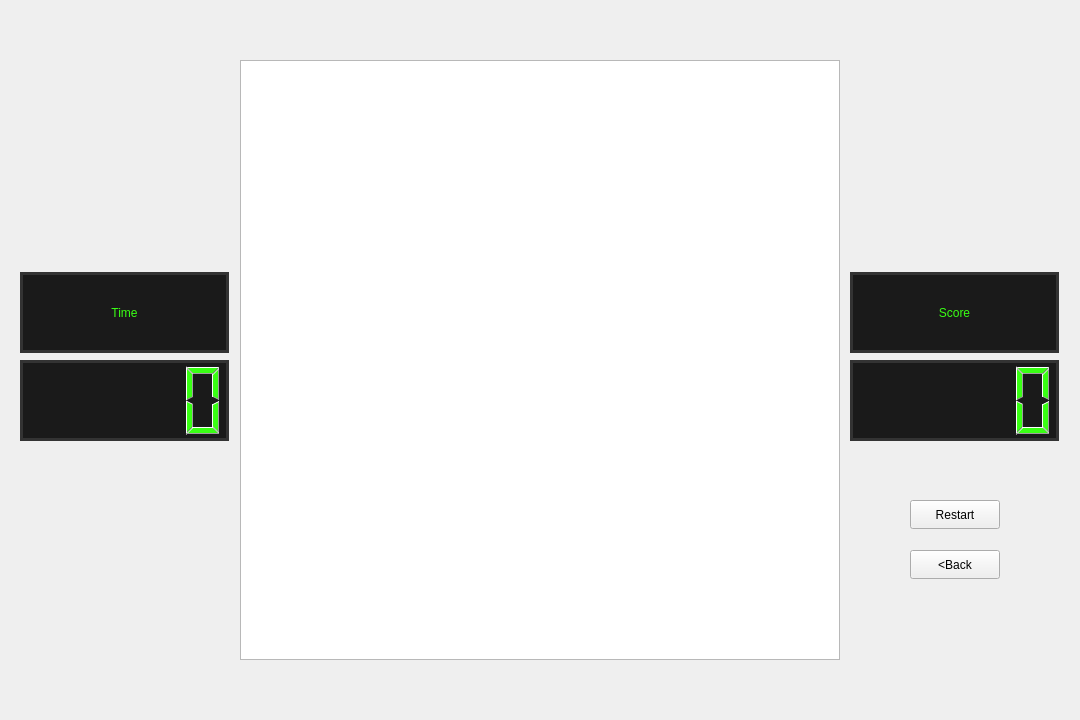
Douvakiing/tho3ban, file game_window.ui: the form before one commit.
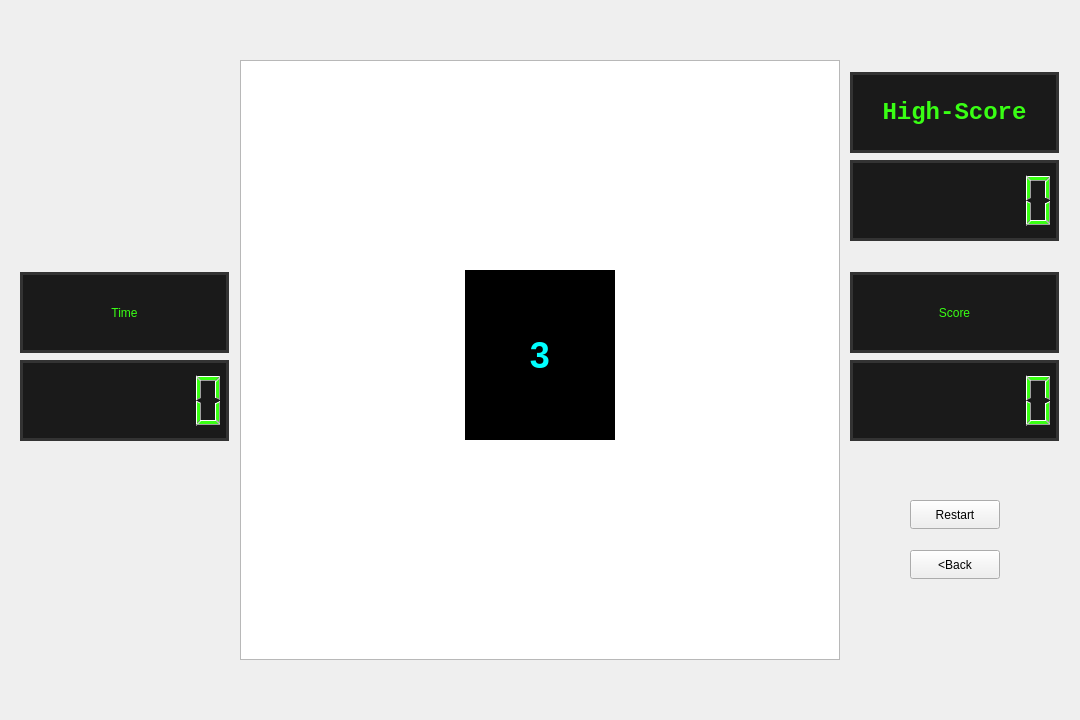
The form after the commit.

Commit message: refined game display

```diff
--- a/game_window.ui
+++ b/game_window.ui
@@ -51,7 +51,7 @@
      </rect>
     </property>
    </widget>
-   <widget class="QLCDNumber" name="lcdNumber">
+   <widget class="QLCDNumber" name="scorelcdNumber">
     <property name="geometry">
      <rect>
       <x>850</x>
@@ -66,8 +66,11 @@
 color: #39FF14;            /* Classic &quot;Matrix&quot; green digits */
 font: bold 22pt &quot;Courier New&quot;;</string>
     </property>
+    <property name="digitCount">
+     <number>7</number>
+    </property>
    </widget>
-   <widget class="QLabel" name="label">
+   <widget class="QLabel" name="gameOverabel">
     <property name="geometry">
      <rect>
       <x>440</x>
@@ -87,8 +90,11 @@
     <property name="text">
      <string>Game Over</string>
     </property>
+    <property name="alignment">
+     <set>Qt::AlignmentFlag::AlignCenter</set>
+    </property>
    </widget>
-   <widget class="QLabel" name="label_2">
+   <widget class="QLabel" name="scoreLabel">
     <property name="geometry">
      <rect>
       <x>850</x>
@@ -136,7 +142,7 @@
      <string>&lt;Back</string>
     </property>
    </widget>
-   <widget class="QLCDNumber" name="lcdNumber_2">
+   <widget class="QLCDNumber" name="timelcdNumber">
     <property name="geometry">
      <rect>
       <x>20</x>
@@ -151,8 +157,11 @@
 color: #39FF14;            /* Classic &quot;Matrix&quot; green digits */
 font: bold 22pt &quot;Courier New&quot;;</string>
     </property>
+    <property name="digitCount">
+     <number>7</number>
+    </property>
    </widget>
-   <widget class="QLabel" name="label_3">
+   <widget class="QLabel" name="timeLabel">
     <property name="geometry">
      <rect>
       <x>20</x>
@@ -174,16 +183,99 @@
      <set>Qt::AlignmentFlag::AlignCenter</set>
     </property>
    </widget>
-   <zorder>label</zorder>
+   <widget class="QLabel" name="countdownTimeLabel">
+    <property name="geometry">
+     <rect>
+      <x>465</x>
+      <y>270</y>
+      <width>150</width>
+      <height>170</height>
+     </rect>
+    </property>
+    <property name="styleSheet">
+     <string notr="true"> color: rgb(0, 255, 255);
+    font-family: &quot;Courier New&quot;;
+    font-size: 36px;
+    font-weight: bold;
+background-color: rgb(0, 0, 0);</string>
+    </property>
+    <property name="text">
+     <string>3</string>
+    </property>
+    <property name="alignment">
+     <set>Qt::AlignmentFlag::AlignCenter</set>
+    </property>
+   </widget>
+   <widget class="QLCDNumber" name="highScorelcdNumber">
+    <property name="geometry">
+     <rect>
+      <x>850</x>
+      <y>160</y>
+      <width>209</width>
+      <height>81</height>
+     </rect>
+    </property>
+    <property name="font">
+     <font>
+      <family>Courier New</family>
+      <pointsize>18</pointsize>
+      <italic>false</italic>
+      <bold>true</bold>
+     </font>
+    </property>
+    <property name="styleSheet">
+     <string notr="true">background-color: #1a1a1a; /* Pitch black */
+border: 3px solid #333333; /* Dark gray frame */
+color: #39FF14;            /* Classic &quot;Matrix&quot; green digits */
+font: bold 18pt &quot;Courier New&quot;;</string>
+    </property>
+    <property name="digitCount">
+     <number>7</number>
+    </property>
+   </widget>
+   <widget class="QLabel" name="scoreLabel_2">
+    <property name="geometry">
+     <rect>
+      <x>850</x>
+      <y>72</y>
+      <width>209</width>
+      <height>81</height>
+     </rect>
+    </property>
+    <property name="font">
+     <font>
+      <family>Courier New</family>
+      <pointsize>18</pointsize>
+      <italic>false</italic>
+      <bold>true</bold>
+     </font>
+    </property>
+    <property name="styleSheet">
+     <string notr="true">background-color: #1a1a1a; /* Pitch black */
+border: 3px solid #333333; /* Dark gray frame */
+color: #39FF14;            /* Classic &quot;Matrix&quot; green digits */
+font: bold 18pt &quot;Courier New&quot;;</string>
+    </property>
+    <property name="text">
+     <string>High-Score</string>
+    </property>
+    <property name="alignment">
+     <set>Qt::AlignmentFlag::AlignCenter</set>
+    </property>
+   </widget>
+   <zorder>gameOverabel</zorder>
    <zorder>graphicsView</zorder>
-   <zorder>lcdNumber</zorder>
-   <zorder>label_2</zorder>
-   <zorder>lcdNumber</zorder>
-   <zorder>label_2</zorder>
+   <zorder>scorelcdNumber</zorder>
+   <zorder>scoreLabel</zorder>
+   <zorder>scorelcdNumber</zorder>
+   <zorder>scoreLabel</zorder>
    <zorder>resetBtn</zorder>
    <zorder>backBtn</zorder>
-   <zorder>lcdNumber_2</zorder>
-   <zorder>label_3</zorder>
+   <zorder>timelcdNumber</zorder>
+   <zorder>timeLabel</zorder>
+   <zorder>countdownTimeLabel</zorder>
+   <zorder>highScorelcdNumber</zorder>
+   <zorder>scoreLabel_2</zorder>
   </widget>
  </widget>
  <resources/>
```
The commit also changes 3 other files.
